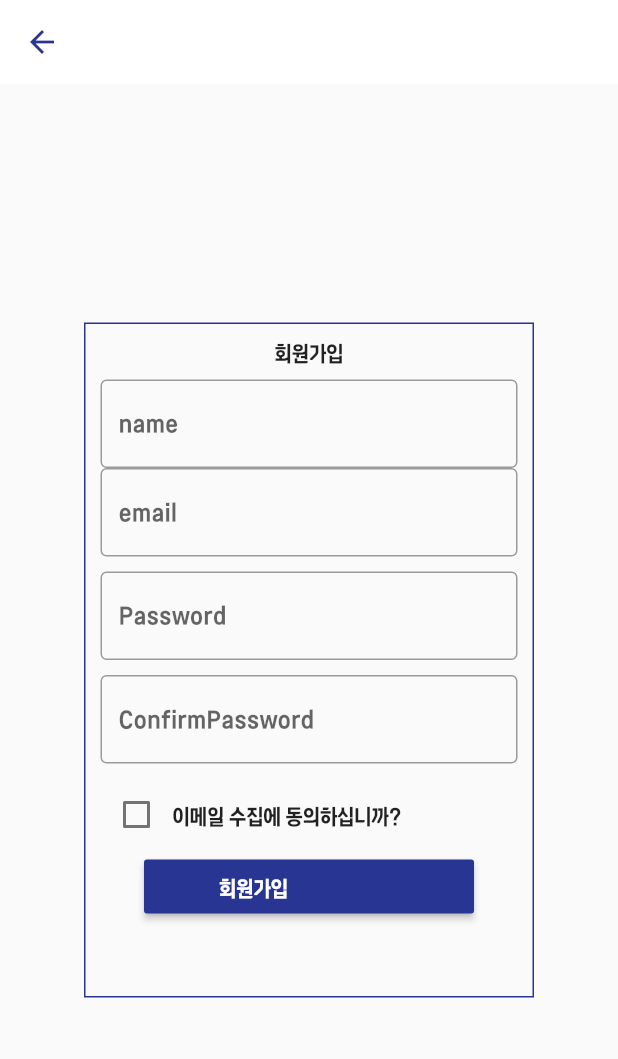
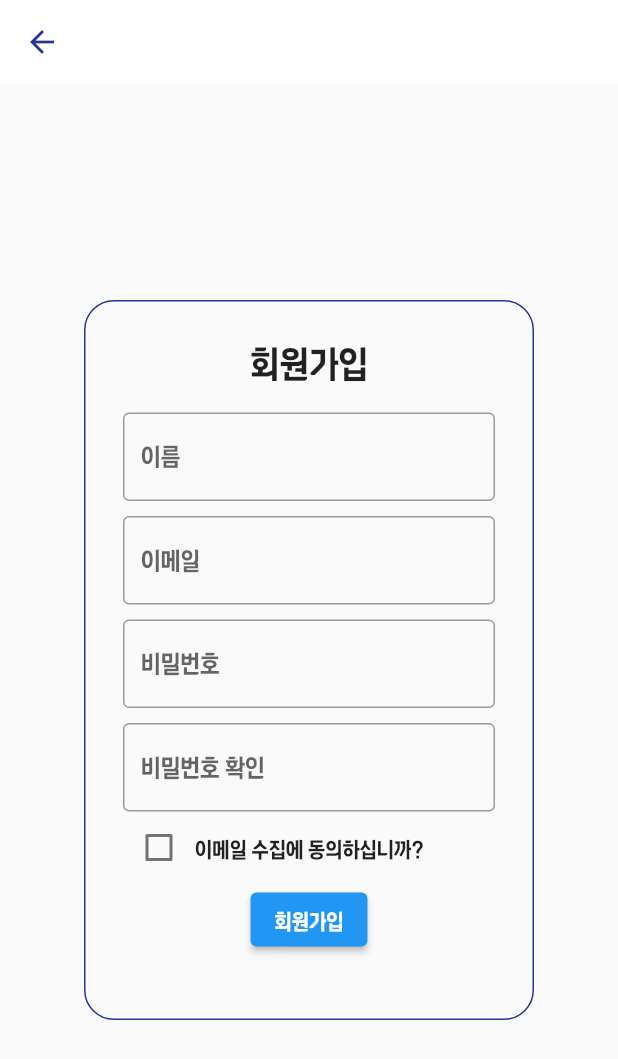
Before and after one commit to Chaehyunee/Teaming, a Flutter app: the screen it shows after launch, after a tap on "회원가입", on a phone screen of 412 x 824 dp. Shown: the top 1059 px of the screen. Run offline on Flutter 3.47's test engine with Material 2 defaults, Android fonts, the light colour scheme and no system bars; our stand-ins replace cloud_firestore, date_format, firebase_auth, firebase_core, flutter_signin_button, geolocator and 5 more; accounts and stored records are empty; network calls fail.

Commit message:
2021/05/30

```diff
--- a/lib/main.dart
+++ b/lib/main.dart
@@ -1,5 +1,4 @@
 import 'package:flutter/material.dart';
-import 'package:cloud_firestore/cloud_firestore.dart';
 import 'package:firebase_core/firebase_core.dart';
 
 import 'package:swl_teaming/screens/MainPage.dart';
@@ -9,10 +8,8 @@ import 'package:swl_teaming/screens/showArticle.dart';
 import 'package:swl_teaming/screens/themeSetting.dart';
 import 'package:swl_teaming/screens/SignUp.dart';
 import 'package:swl_teaming/screens/loginPage.dart';
-import 'package:swl_teaming/screens/boardPage.dart';
 import 'package:swl_teaming/screens/createArticle.dart';
 import 'package:swl_teaming/screens/loadingPage.dart';
-import 'package:swl_teaming/screens/map.dart';
 import 'package:swl_teaming/screens/Drawer.dart';
 
 void main() async {
@@ -42,7 +39,6 @@ class MyApp extends StatelessWidget {
         '/mainPage': (context) => MainPage(),
         '/calendar': (context) => PersonalCalendar(),
         '/themeSetting': (context) => themeSetting(),
-        '/board': (context) => BoardPage(),
         '/map': (context) => mapPage(),
         '/createarticle': (context) => CreateArticle(),
         '/loading': (context) => LoadingScreen(),
--- a/lib/screens/SignUp.dart
+++ b/lib/screens/SignUp.dart
@@ -40,23 +40,29 @@ class _SignUpPageState extends State<SignUpPage> {
         ),
         body: Center(
           child: Container(
-            height: 450,
+            height: 480,
             width: 300,
-            padding: EdgeInsets.all(10),
+            padding: EdgeInsets.all(25),
             decoration: BoxDecoration(
-                border: Border.all(width: 1, color: Color(0xFF283593))),
+                border: Border.all(width: 1, color: Color(0xFF283593)),
+                borderRadius: BorderRadius.circular(20)),
             child: Form(
               key: _formKey,
               child: Column(
                 children: <Widget>[
-                  Text("회원가입"),
+                  Text(
+                    "회원가입",
+                    style: TextStyle(
+                      fontSize: 24,
+                    ),
+                  ),
                   SizedBox(
-                    height: 10,
+                    height: 20,
                   ),
                   TextFormField(
                     decoration: InputDecoration(
-                      labelText: 'name',
-                      hintText: 'user name',
+                      labelText: '이름',
+                      hintText: '사용자 이름',
                       border: OutlineInputBorder(),
                     ),
                     controller: nameController,
@@ -64,10 +70,13 @@ class _SignUpPageState extends State<SignUpPage> {
                       name = text;
                     },
                   ),
+                  SizedBox(
+                    height: 10,
+                  ),
                   TextFormField(
                     decoration: InputDecoration(
-                      labelText: 'email',
-                      hintText: 'user email',
+                      labelText: '이메일',
+                      hintText: '사용자 이메일',
                       border: OutlineInputBorder(),
                     ),
                     controller: emailController,
@@ -81,7 +90,7 @@ class _SignUpPageState extends State<SignUpPage> {
                   ),
                   TextFormField(
                     decoration: InputDecoration(
-                      labelText: 'Password',
+                      labelText: '비밀번호',
                       hintText: '********',
                       border: OutlineInputBorder(),
                     ),
@@ -96,7 +105,7 @@ class _SignUpPageState extends State<SignUpPage> {
                   ),
                   TextFormField(
                     decoration: InputDecoration(
-                      labelText: 'ConfirmPassword',
+                      labelText: '비밀번호 확인',
                       hintText: '********',
                       border: OutlineInputBorder(),
                     ),
@@ -105,9 +114,6 @@ class _SignUpPageState extends State<SignUpPage> {
                     onChanged: (text) {
                       confirm = text;
                     },
-                  ),
-                  SizedBox(
-                    height: 10,
                   ),
                   Container(
                     child: Row(
@@ -125,9 +131,7 @@ class _SignUpPageState extends State<SignUpPage> {
                       ],
                     ),
                   ),
-                  SignInButtonBuilder(
-                    text: "회원가입",
-                    backgroundColor: Color(0xFF283593),
+                  ElevatedButton(
                       onPressed: () async {
                         //if (!_formKey.currentState.validate()) return;
                         if (passwordController.text != confirmController.text) {
@@ -142,6 +146,7 @@ class _SignUpPageState extends State<SignUpPage> {
                           User user = r.user!;
                           await user.updateProfile(
                               displayName: nameController.text);
+                          Navigator.pop(context);
                         } catch (e) {}
                         /*try {
                         UserCredential userCredential = await FirebaseAuth.instance.createUserWithEmailAndPassword(
@@ -158,7 +163,7 @@ class _SignUpPageState extends State<SignUpPage> {
                         print(e);
                       }*/
                       },
-                  ),
+                      child: Text("회원가입")),
                 ],
               ),
             ),
--- a/lib/screens/loginPage.dart
+++ b/lib/screens/loginPage.dart
@@ -1,23 +1,8 @@
 import 'package:flutter/cupertino.dart';
 import 'package:cloud_firestore/cloud_firestore.dart';
-//import 'package:firebase_core/firebase_core.dart';
 import 'package:firebase_auth/firebase_auth.dart';
 import 'package:flutter/material.dart';
 import 'package:google_sign_in/google_sign_in.dart';
-
-/*Future<UserCredential> signInWithGoogle() async {
-  // Trigger the authentication flow
-  final GoogleSignInAccount googleUser = (await GoogleSignIn().signIn())!;
-  // Obtain the auth details from the request
-  final GoogleSignInAuthentication googleAuth = await googleUser.authentication;
-  // Create a new credential
-  final credential = GoogleAuthProvider.credential(
-    accessToken: googleAuth.accessToken,
-    idToken: googleAuth.idToken,
-  );
-  // Once signed in, return the UserCredential
-  return await FirebaseAuth.instance.signInWithCredential(credential);
-}*/
 
 class UserData {
   static late String userName;
@@ -33,7 +18,6 @@ class _LoginPageState extends State<LoginPage> {
   FirebaseFirestore firebaseFirestore = FirebaseFirestore.instance;
   final FirebaseAuth auth = FirebaseAuth.instance;
   final GoogleSignIn googleSignIn = GoogleSignIn();
-  //FirebaseUser currentUser;
 
   String _Emailfieldtext = "";
   String _PWfieldtext = "";
@@ -46,7 +30,6 @@ class _LoginPageState extends State<LoginPage> {
     final User user = auth.currentUser!;
     UserData.userName = user.displayName!;
     UserData.userEmail = user.email!;
-    // here you write the codes to input the data into firestore
   }
 
   Future<String> googleSingIn() async {
@@ -64,7 +47,6 @@ class _LoginPageState extends State<LoginPage> {
 
     assert(!user.isAnonymous);
 
-    //currentUser = auth.currentUser;
     assert(user.uid == auth.currentUser!.uid);
 
     setState(() {
@@ -73,6 +55,9 @@ class _LoginPageState extends State<LoginPage> {
       name = user.displayName!;
     });
 
+    inputData();
+
+    Navigator.pushNamed(context, '/mainPage');
     return '구글 로그인 성공: $user';
   }
 
@@ -100,6 +85,10 @@ class _LoginPageState extends State<LoginPage> {
                   mainAxisAlignment: MainAxisAlignment.center,
                   children: <Widget>[
                     Image.asset('assets/teaming_logo.png', scale: 4),
+                    SizedBox(
+                      width: MediaQuery.of(context).size.width,
+                      height: 20,
+                    ),
                     //해당 부분은 email의 유무에 따라 로그인이 됐는지 안됐는지를 판단하고 해당 로그인이 제대로 됐다면
                     //구글의 프로필 이미지, 닉네임, 이메일을 가져와 출력을 시켜줄것이다.
                     email == ""
@@ -134,39 +123,40 @@ class _LoginPageState extends State<LoginPage> {
                     Row(
                       mainAxisAlignment: MainAxisAlignment.spaceEvenly,
                       children: <Widget>[
-                        RaisedButton(
+                        ElevatedButton(
                           child: Text('Naver',
                               style: TextStyle(color: Colors.white)),
-                          color: Colors.green[700],
+                          //color: Colors.green[700],
                           onPressed: () {
                             //화면 연결 to 네이버 로그인 창
                           },
                         ),
-                        RaisedButton(
+                        ElevatedButton(
                             child: Text('Kakao',
                                 style: TextStyle(color: Colors.white)),
-                            color: Colors.amber[700],
+                            //color: Colors.amber[700],
                             onPressed: () {} //화면 연결 to 카카오톡 로그인 창
                             ),
-                        RaisedButton(
-                          child: Text(email == "" ? 'Google login' : 'continue',
-                              style: TextStyle(color: Colors.white)),
-                          color: Colors.red[800],
+                        ElevatedButton(
+                          child: Text(
+                            'Google',
+                            style: TextStyle(color: Colors.white),
+                          ),
+                          //color: Colors.red[800],
                           onPressed: () {
-                            email == ""
-                                ? googleSingIn()
-                                : Navigator.pushNamed(context, '/mainPage');
-                            //화면 연결 to 구글 로그인 창
-                            inputData();
+                            googleSingIn();
                           },
                         ),
                       ],
+                    ),
+                    SizedBox(
+                      width: MediaQuery.of(context).size.width,
+                      height: 20,
                     ),
                     Row(
                       mainAxisAlignment: MainAxisAlignment.spaceEvenly,
                       children: [
                         Container(
-                          color: Colors.white70,
                           width: 250,
                           height: 140,
                           padding: const EdgeInsets.all(10.0),
@@ -232,12 +222,16 @@ class _LoginPageState extends State<LoginPage> {
                             ))
                       ],
                     ),
+                    SizedBox(
+                      width: MediaQuery.of(context).size.width,
+                      height: 20,
+                    ),
                     Row(
                       mainAxisAlignment: MainAxisAlignment.spaceEvenly,
                       children: [
                         ButtonTheme(
-                            minWidth: 130.0,
-                            height: 30.0,
+                            minWidth: 120.0,
+                            height: 40.0,
                             child: RaisedButton(
                               child: Text('회원가입',
                                   style: TextStyle(color: Colors.white)),
@@ -248,8 +242,8 @@ class _LoginPageState extends State<LoginPage> {
                               },
                             )),
                         ButtonTheme(
-                            minWidth: 130.0,
-                            height: 30.0,
+                            minWidth: 120.0,
+                            height: 40.0,
                             child: RaisedButton(
                               child: Text('E-mail/PW 찾기',
                                   style: TextStyle(color: Colors.white)),
```
Also changed, not shown: lib/screens/Drawer.dart (+3 -9 lines), lib/screens/PersonalCalendar.dart (+3 -7 lines), lib/screens/boardPage.dart (deleted, +0 -101 lines), 1 other file. Lines whose indentation alone changed are shown as unchanged.
